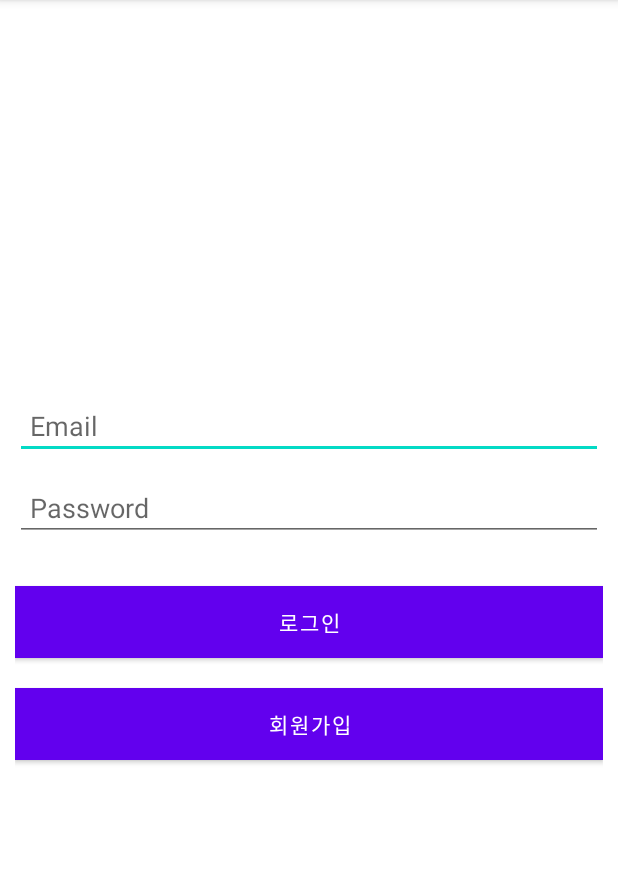
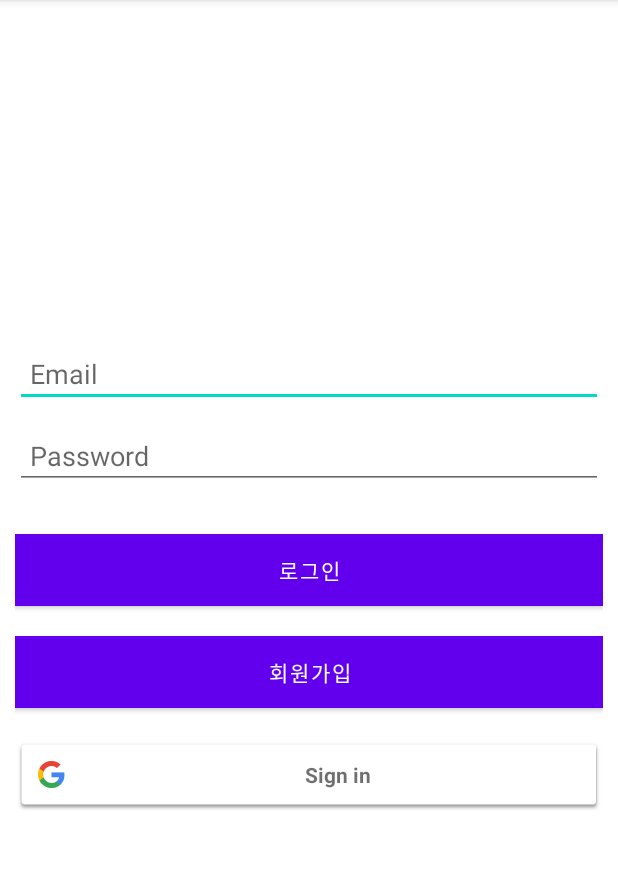
Before and after one commit to DevMinGeonPark/android-loginTest, an Android app: the LoginActivity screen opened directly, with no data from a screen before it, on a phone screen of 412 x 824 dp, the part 84-953 px from its top. Run offline under Robolectric (Android 15) with nearby library versions, the phone set to English and light mode, and no system bars; our stand-ins replace Firebase (no records; nobody signed in at launch, a user with empty details on screens opened directly), Volley.

Commit message:
add google sign in button

```diff
--- a/app/build.gradle
+++ b/app/build.gradle
@@ -44,5 +44,7 @@ dependencies {
     androidTestImplementation 'androidx.test.ext:junit:1.1.2'
     androidTestImplementation 'androidx.test.espresso:espresso-core:3.3.0'
     implementation platform('com.google.firebase:firebase-bom:26.1.0')
+    implementation 'com.google.firebase:firebase-auth:19.0.0'
+    implementation 'com.google.android.gms:play-services-auth:17.0.0'
 }
 apply plugin: 'com.google.gms.google-services'
--- a/app/src/main/res/layout/activity_login.xml
+++ b/app/src/main/res/layout/activity_login.xml
@@ -44,4 +44,10 @@
         android:text="@string/register"
         android:textColor="@color/white" />
 
+    <com.google.android.gms.common.SignInButton
+        android:id = "@+id/sign_in_button"
+        android:layout_width = "fill_parent"
+        android:layout_height = "wrap_content"
+        android:layout_marginTop="20dip"/>
+
 </LinearLayout>
```
Also changed, not shown: gradle/wrapper/gradle-wrapper.properties.
